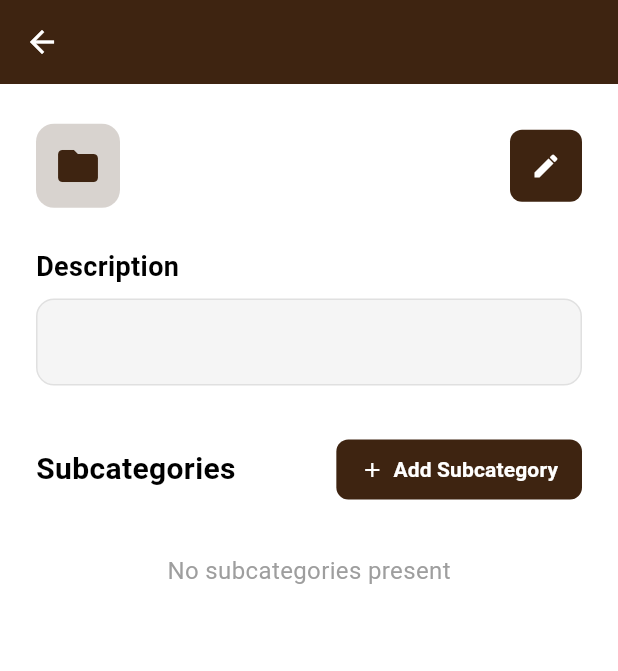
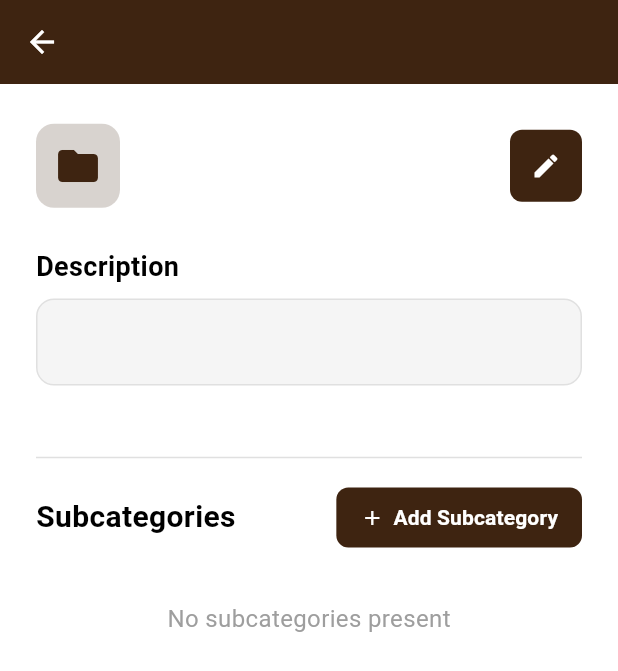
Before and after one commit to hamdiqbal/pass_manager, a Flutter app: the MasterBranchDetailPage screen opened directly with empty values, on a phone screen of 412 x 824 dp. Shown: the top 671 px of the screen. Run offline on Flutter 3.47's test engine with Material 3 defaults, Android fonts, the phone set to English and light mode, and no system bars; our stand-ins replace cloud_firestore, firebase_auth, firebase_core, local_auth, shared_preferences; accounts and stored records are empty.

Commit message:
divider line

```diff
--- a/lib/pages/master_branch_detail_page.dart
+++ b/lib/pages/master_branch_detail_page.dart
@@ -166,6 +166,13 @@ class _MasterBranchDetailPageState extends State<MasterBranchDetailPage> {
                   ...currentMasterBranch.customFields.map((field) => _buildCustomFieldDisplay(field)).toList(),
                 ],
                 const SizedBox(height: 32),
+
+                // Divider line
+                Divider(
+                  color: Colors.grey[300],
+                  thickness: 1,
+                  height: 32,
+                ),
 
                 // Subcategories Heading with Add Button
                 Row(
```
Also changed, not shown: lib/pages/subcategory_detail_page.dart (+7 -0 lines).
